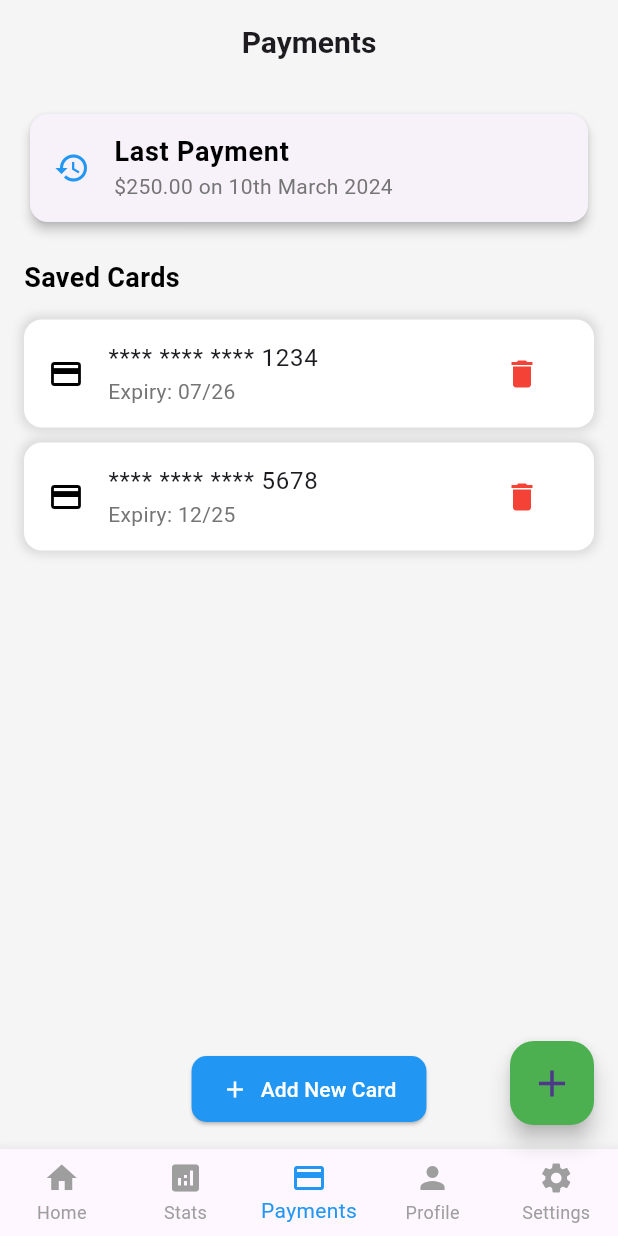
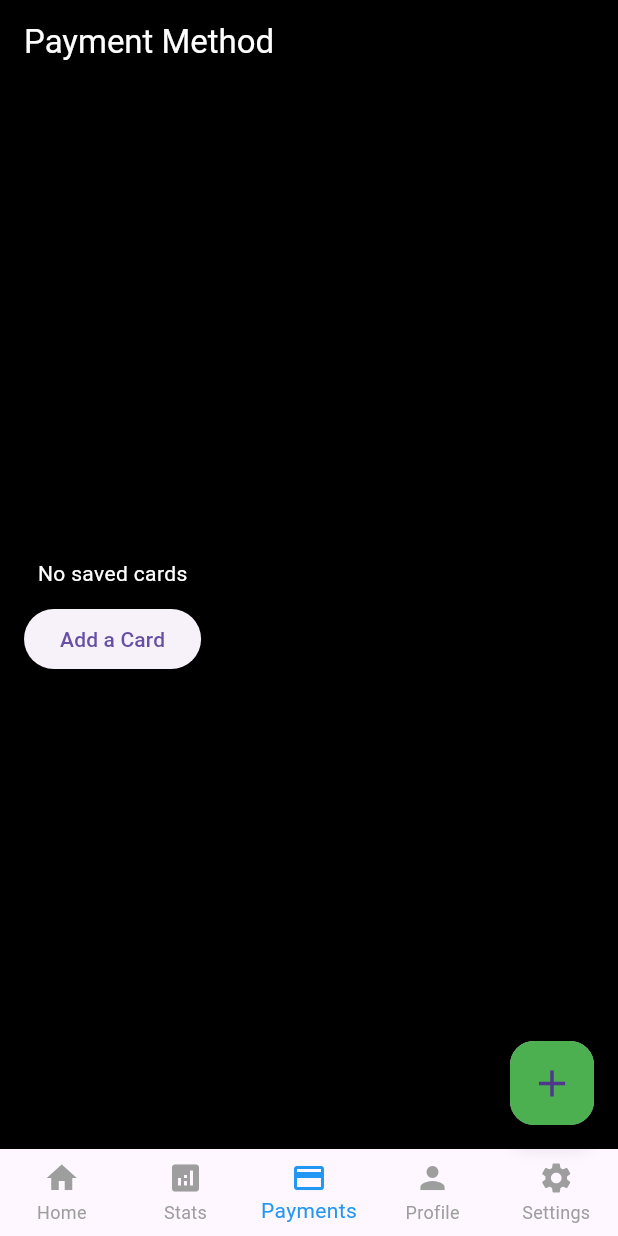
Before and after one commit to VeerPatel2004/finance_tracker, a Flutter app: the screen it shows once a user with an empty profile is signed in, item 3 of the bottom bar chosen, on a phone screen of 412 x 824 dp. Run offline on Flutter 3.47's test engine with Material 3 defaults, Android fonts, the phone set to English and light mode, and no system bars; our stand-ins replace cloud_firestore, firebase_auth, firebase_core, fl_chart; accounts and stored records are empty.

Commit message:
updated the payment ui

```diff
--- a/lib/screens/payment/payment_screen.dart
+++ b/lib/screens/payment/payment_screen.dart
@@ -1,5 +1,7 @@
-import 'package:finance_tracker/theme/payment_Page/payment_theme.dart';
+import 'package:finance_tracker/screens/payment/widgets/add_payment_modal.dart';
 import 'package:flutter/material.dart';
+import 'package:finance_tracker/data/services/payment_service.dart';
+import 'package:finance_tracker/screens/payment/widgets/add_card_modal.dart';
 
 class PaymentScreen extends StatefulWidget {
   @override
@@ -7,105 +9,91 @@ class PaymentScreen extends StatefulWidget {
 }
 
 class _PaymentScreenState extends State<PaymentScreen> {
-  List<Map<String, String>> storedCards = [
-    {"cardNumber": "**** **** **** 1234", "expiry": "07/26"},
-    {"cardNumber": "**** **** **** 5678", "expiry": "12/25"},
-  ];
-
-  String lastPayment = "\$250.00 on 10th March 2024";
-
-  void _addNewCard() {
-    setState(() {
-      storedCards.add({"cardNumber": "**** **** **** 9876", "expiry": "09/27"});
-    });
-  }
-
-  void _removeCard(int index) {
-    setState(() {
-      storedCards.removeAt(index);
-    });
-  }
+  final PaymentService _paymentService = PaymentService();
+  String? selectedMethod;
 
   @override
   Widget build(BuildContext context) {
     return Scaffold(
+      backgroundColor: Colors.black, // Dark UI
       appBar: AppBar(
-        backgroundColor: Colors.transparent,
+        title: const Text(
+          "Payment Method",
+          style: TextStyle(color: Colors.white),
+        ),
+        backgroundColor: Colors.black,
         elevation: 0,
-        centerTitle: true,
-        title: const Text(
-          "Payments",
-          style: TextStyle(fontSize: 20, fontWeight: FontWeight.bold),
-        ),
+        iconTheme: const IconThemeData(color: Colors.white),
       ),
-      backgroundColor: PaymentTheme.backgroundColor,
       body: Padding(
         padding: const EdgeInsets.all(16.0),
         child: Column(
           crossAxisAlignment: CrossAxisAlignment.start,
           children: [
-            // Last Payment Details
-            Card(
-              shape: RoundedRectangleBorder(
-                borderRadius: BorderRadius.circular(12),
-              ),
-              elevation: 3,
-              child: ListTile(
-                leading: const Icon(
-                  Icons.history,
-                  color: PaymentTheme.primaryColor,
-                ),
-                title: Text("Last Payment", style: PaymentTheme.titleStyle),
-                subtitle: Text(lastPayment, style: PaymentTheme.subtitleStyle),
-              ),
-            ),
-            const SizedBox(height: 20),
+            Expanded(
+              child: StreamBuilder(
+                stream: _paymentService.getStoredCards(),
+                builder: (context, snapshot) {
+                  if (!snapshot.hasData) {
+                    return const Center(child: CircularProgressIndicator());
+                  }
 
-            // Stored Cards List
-            Text("Saved Cards", style: PaymentTheme.titleStyle),
-            const SizedBox(height: 10),
-            Expanded(
-              child: ListView.builder(
-                itemCount: storedCards.length,
-                itemBuilder: (context, index) {
-                  return Container(
-                    margin: const EdgeInsets.symmetric(vertical: 5),
-                    decoration: PaymentTheme.cardDecoration,
-                    child: ListTile(
-                      leading: const Icon(
-                        Icons.credit_card,
-                        color: Colors.black,
-                      ),
-                      title: Text(storedCards[index]["cardNumber"]!),
-                      subtitle: Text(
-                        "Expiry: ${storedCards[index]["expiry"]}",
-                        style: PaymentTheme.subtitleStyle,
-                      ),
-                      trailing: IconButton(
-                        icon: const Icon(Icons.delete, color: Colors.red),
-                        onPressed: () => _removeCard(index),
-                      ),
-                    ),
+                  var cards = snapshot.data!.docs;
+                  if (cards.isEmpty) {
+                    return Column(
+                      mainAxisAlignment: MainAxisAlignment.center,
+                      children: [
+                        const Text(
+                          "No saved cards",
+                          style: TextStyle(color: Colors.white),
+                        ),
+                        const SizedBox(height: 10),
+                        ElevatedButton(
+                          onPressed: () {
+                            showModalBottomSheet(
+                              context: context,
+                              builder:
+                                  (context) => AddCardModal(
+                                    paymentService: _paymentService,
+                                  ),
+                            );
+                          },
+                          child: const Text("Add a Card"),
+                        ),
+                      ],
+                    );
+                  }
+
+                  return ListView.builder(
+                    itemCount: cards.length,
+                    itemBuilder: (context, index) {
+                      var card = cards[index];
+                      return PaymentCard(
+                        cardData: card,
+                        isSelected: selectedMethod == card.id,
+                        onSelect: () {
+                          setState(() {
+                            selectedMethod = card.id;
+                          });
+                        },
+                      );
+                    },
                   );
                 },
-              ),
-            ),
-
-            // Add Card Button
-            Center(
-              child: ElevatedButton.icon(
-                style: PaymentTheme.buttonStyle,
-                onPressed: _addNewCard,
-                icon: const Icon(Icons.add, color: Colors.white),
-                label: const Text(
-                  "Add New Card",
-                  style: TextStyle(color: Colors.white),
-                ),
               ),
             ),
           ],
         ),
       ),
+      floatingActionButton: FloatingActionButton(
+        onPressed: () {
+          showModalBottomSheet(
+            context: context,
+            builder: (context) => AddCardModal(paymentService: _paymentService),
+          );
+        },
+        child: const Icon(Icons.add),
+      ),
     );
   }
 }
--- a/pubspec.yaml
+++ b/pubspec.yaml
@@ -68,7 +68,9 @@ flutter:
 
   # To add assets to your application, add an assets section, like this:
   assets:
+    - assets/payment_failed.png
     - assets/profile_placeholder.png
+    - assets/icons/visa.png
 
   # An image asset can refer to one or more resolution-specific "variants", see
   # https://flutter.dev/to/resolution-aware-images
```
Also changed, not shown: lib/data/services/payment_service.dart (+10 -23 lines), lib/screens/payment/widgets/add_card_modal.dart (added, +89 -0 lines), lib/screens/payment/widgets/add_payment_modal.dart (added, +67 -0 lines), lib/screens/payment/widgets/last_payment_card.dart (added, +42 -0 lines), lib/screens/payment/widgets/payment_buttons.dart (added, +52 -0 lines), lib/screens/payment/widgets/payment_failed.dart (added, +32 -0 lines), lib/screens/payment/widgets/payment_method_card.dart (added, +36 -0 lines), lib/screens/payment/widgets/stored_card_item.dart (added, +33 -0 lines), assets/icons/visa.png (added), assets/payment_failed.png (added).
